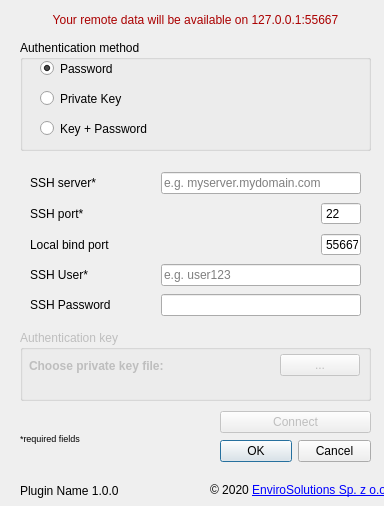
First picture: the form in ssh_tunnel_dialog_base.ui, repository envirosolutionspl/ssh_tunnel, before the edit.
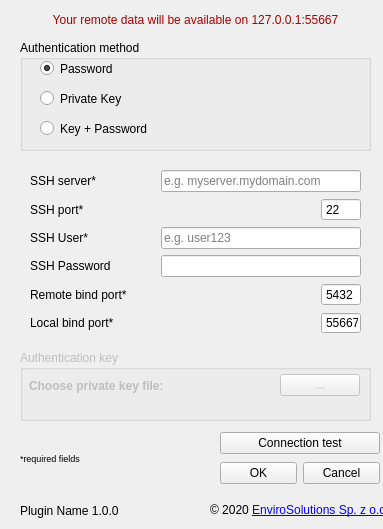
Second picture: the form after the edit. Icons and pictures are not drawn.

What changed in the file:
```diff
--- a/ssh_tunnel_dialog_base.ui
+++ b/ssh_tunnel_dialog_base.ui
@@ -6,8 +6,8 @@
    <rect>
     <x>0</x>
     <y>0</y>
-    <width>384</width>
-    <height>506</height>
+    <width>383</width>
+    <height>529</height>
    </rect>
   </property>
   <property name="windowTitle">
@@ -19,7 +19,7 @@
      <x>20</x>
      <y>170</y>
      <width>351</width>
-     <height>151</height>
+     <height>164</height>
     </rect>
    </property>
    <layout class="QVBoxLayout" name="verticalLayout_2">
@@ -84,7 +84,7 @@
     <item>
      <layout class="QHBoxLayout" name="horizontalLayout_2">
       <item>
-       <widget class="QLabel" name="lbl_rport">
+       <widget class="QLabel" name="lbl_sshport">
         <property name="text">
          <string>SSH port*</string>
         </property>
@@ -104,7 +104,7 @@
        </spacer>
       </item>
       <item>
-       <widget class="QSpinBox" name="sbx_rport">
+       <widget class="QSpinBox" name="sbx_sshport">
         <property name="maximumSize">
          <size>
           <width>40</width>
@@ -130,61 +130,6 @@
       </item>
      </layout>
     </item>
-    <item>
-     <layout class="QHBoxLayout" name="horizontalLayout_3">
-      <item>
-       <widget class="QLabel" name="lbl_lport">
-        <property name="text">
-         <string>Local bind port</string>
-        </property>
-       </widget>
-      </item>
-      <item>
-       <spacer name="horizontalSpacer_3">
-        <property name="orientation">
-         <enum>Qt::Horizontal</enum>
-        </property>
-        <property name="sizeHint" stdset="0">
-         <size>
-          <width>40</width>
-          <height>20</height>
-         </size>
-        </property>
-       </spacer>
-      </item>
-      <item>
-       <widget class="QSpinBox" name="sbx_lport">
-        <property name="minimumSize">
-         <size>
-          <width>0</width>
-          <height>0</height>
-         </size>
-        </property>
-        <property name="maximumSize">
-         <size>
-          <width>40</width>
-          <height>16777215</height>
-         </size>
-        </property>
-        <property name="buttonSymbols">
-         <enum>QAbstractSpinBox::NoButtons</enum>
-        </property>
-        <property name="keyboardTracking">
-         <bool>true</bool>
-        </property>
-        <property name="minimum">
-         <number>1</number>
-        </property>
-        <property name="maximum">
-         <number>99999</number>
-        </property>
-        <property name="value">
-         <number>55667</number>
-        </property>
-       </widget>
-      </item>
-     </layout>
-    </item>
     <item>
      <layout class="QHBoxLayout" name="horizontalLayout_4">
       <item>
@@ -283,13 +228,129 @@
       </item>
      </layout>
     </item>
+    <item>
+     <layout class="QHBoxLayout" name="horizontalLayout_7">
+      <item>
+       <widget class="QLabel" name="lbl_rport">
+        <property name="text">
+         <string>Remote bind port*</string>
+        </property>
+        <property name="buddy">
+         <cstring>sbx_rport</cstring>
+        </property>
+       </widget>
+      </item>
+      <item>
+       <spacer name="horizontalSpacer_7">
+        <property name="orientation">
+         <enum>Qt::Horizontal</enum>
+        </property>
+        <property name="sizeHint" stdset="0">
+         <size>
+          <width>40</width>
+          <height>20</height>
+         </size>
+        </property>
+       </spacer>
+      </item>
+      <item>
+       <widget class="QSpinBox" name="sbx_rport">
+        <property name="minimumSize">
+         <size>
+          <width>0</width>
+          <height>0</height>
+         </size>
+        </property>
+        <property name="maximumSize">
+         <size>
+          <width>40</width>
+          <height>16777215</height>
+         </size>
+        </property>
+        <property name="buttonSymbols">
+         <enum>QAbstractSpinBox::NoButtons</enum>
+        </property>
+        <property name="keyboardTracking">
+         <bool>true</bool>
+        </property>
+        <property name="minimum">
+         <number>1</number>
+        </property>
+        <property name="maximum">
+         <number>99999</number>
+        </property>
+        <property name="value">
+         <number>5432</number>
+        </property>
+       </widget>
+      </item>
+     </layout>
+    </item>
+    <item>
+     <layout class="QHBoxLayout" name="horizontalLayout_3">
+      <item>
+       <widget class="QLabel" name="lbl_lport">
+        <property name="text">
+         <string>Local bind port*</string>
+        </property>
+        <property name="buddy">
+         <cstring>sbx_lport</cstring>
+        </property>
+       </widget>
+      </item>
+      <item>
+       <spacer name="horizontalSpacer_3">
+        <property name="orientation">
+         <enum>Qt::Horizontal</enum>
+        </property>
+        <property name="sizeHint" stdset="0">
+         <size>
+          <width>40</width>
+          <height>20</height>
+         </size>
+        </property>
+       </spacer>
+      </item>
+      <item>
+       <widget class="QSpinBox" name="sbx_lport">
+        <property name="minimumSize">
+         <size>
+          <width>0</width>
+          <height>0</height>
+         </size>
+        </property>
+        <property name="maximumSize">
+         <size>
+          <width>40</width>
+          <height>16777215</height>
+         </size>
+        </property>
+        <property name="buttonSymbols">
+         <enum>QAbstractSpinBox::NoButtons</enum>
+        </property>
+        <property name="keyboardTracking">
+         <bool>true</bool>
+        </property>
+        <property name="minimum">
+         <number>1</number>
+        </property>
+        <property name="maximum">
+         <number>99999</number>
+        </property>
+        <property name="value">
+         <number>55667</number>
+        </property>
+       </widget>
+      </item>
+     </layout>
+    </item>
    </layout>
   </widget>
   <widget class="QLabel" name="lbl_pluginVersion">
    <property name="geometry">
     <rect>
      <x>20</x>
-     <y>481</y>
+     <y>501</y>
      <width>191</width>
      <height>20</height>
     </rect>
@@ -302,7 +363,7 @@
    <property name="geometry">
     <rect>
      <x>210</x>
-     <y>480</y>
+     <y>500</y>
      <width>191</width>
      <height>21</height>
     </rect>
@@ -401,7 +462,7 @@
    <property name="geometry">
     <rect>
      <x>20</x>
-     <y>330</y>
+     <y>350</y>
      <width>351</width>
      <height>71</height>
     </rect>
@@ -465,7 +526,7 @@
    <property name="geometry">
     <rect>
      <x>20</x>
-     <y>430</y>
+     <y>450</y>
      <width>351</width>
      <height>16</height>
     </rect>
@@ -483,31 +544,39 @@
    <property name="geometry">
     <rect>
      <x>220</x>
-     <y>410</y>
-     <width>151</width>
-     <height>54</height>
+     <y>430</y>
+     <width>160</width>
+     <height>56</height>
     </rect>
    </property>
    <layout class="QVBoxLayout" name="verticalLayout_3">
     <item>
      <widget class="QPushButton" name="btn_connect">
       <property name="enabled">
-       <bool>false</bool>
+       <bool>true</bool>
       </property>
       <property name="text">
-       <string>Connect</string>
+       <string>Connection test</string>
       </property>
      </widget>
     </item>
     <item>
-     <widget class="QDialogButtonBox" name="button_box">
-      <property name="orientation">
-       <enum>Qt::Horizontal</enum>
-      </property>
-      <property name="standardButtons">
-       <set>QDialogButtonBox::Cancel|QDialogButtonBox::Ok</set>
-      </property>
-     </widget>
+     <layout class="QHBoxLayout" name="horizontalLayout_8">
+      <item>
+       <widget class="QPushButton" name="btn_ok">
+        <property name="text">
+         <string>OK</string>
+        </property>
+       </widget>
+      </item>
+      <item>
+       <widget class="QPushButton" name="btn_cancel">
+        <property name="text">
+         <string>Cancel</string>
+        </property>
+       </widget>
+      </item>
+     </layout>
     </item>
    </layout>
   </widget>
```
Left out of the diff: 65 changed lines with no effect on the pictures.
